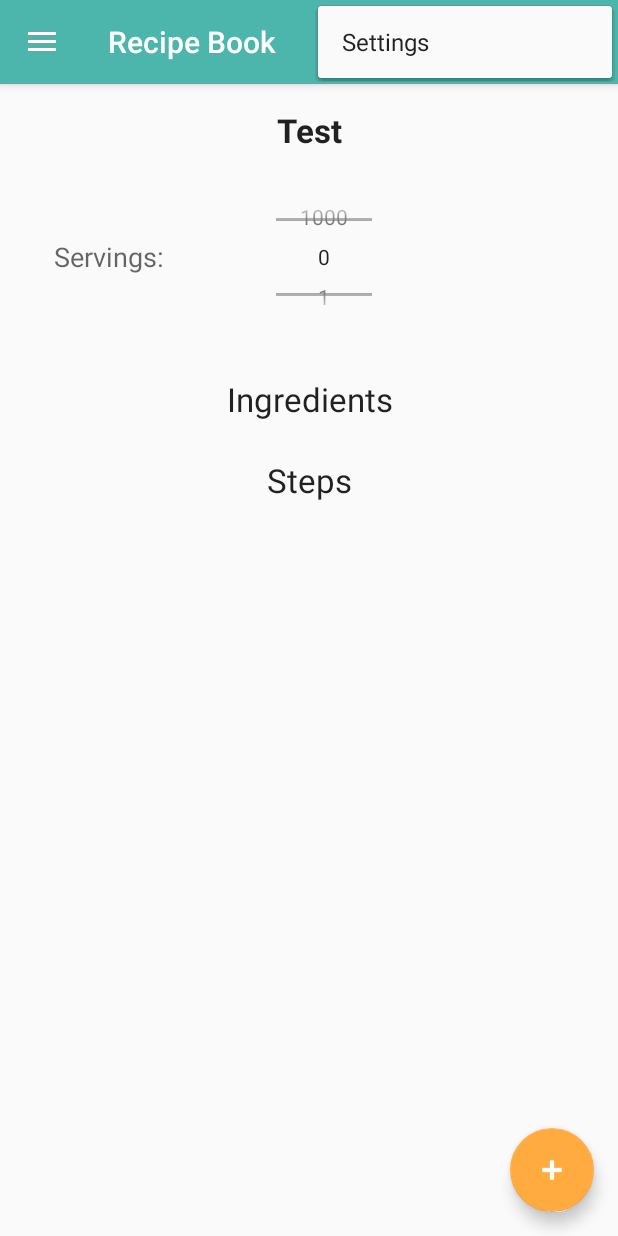
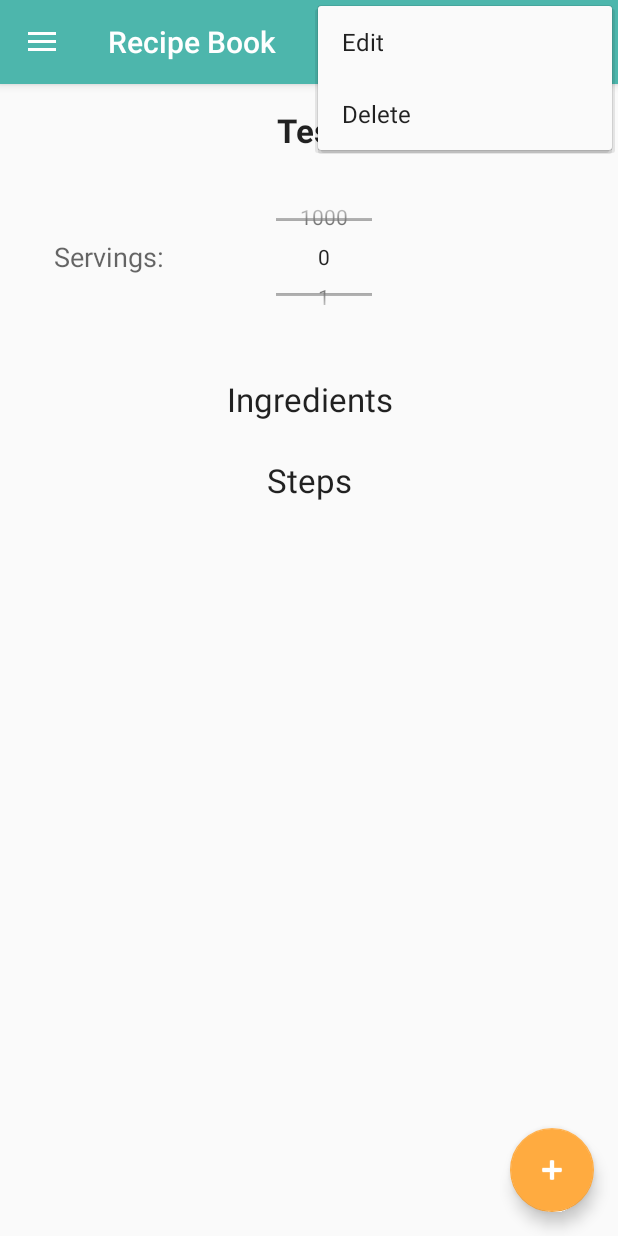
Before and after one commit to clccmh/RecipeBook, an Android app: the fragment RecipeFragment placed in its activity, with the options menu open, on a phone screen of 412 x 824 dp. Run offline under Robolectric (Android 15) with nearby library versions, the phone set to English and light mode, and no system bars; 8 statements that could not run were skipped.

Commit message:
added delete context menu

```diff
--- a/app/src/main/java/edu/uno/carter_mariah/recipebook/MainActivity.java
+++ b/app/src/main/java/edu/uno/carter_mariah/recipebook/MainActivity.java
@@ -11,6 +11,7 @@ import android.support.v7.app.ActionBarDrawerToggle;
 import android.support.v7.app.AppCompatActivity;
 import android.support.v7.widget.Toolbar;
 import android.view.Menu;
+import android.view.MenuInflater;
 import android.view.MenuItem;
 import android.view.View;
 
@@ -82,7 +83,7 @@ public class MainActivity extends AppCompatActivity
     @Override
     public boolean onCreateOptionsMenu(Menu menu) {
         // Inflate the menu; this adds items to the action bar if it is present.
-        getMenuInflater().inflate(R.menu.main, menu);
+        //getMenuInflater().inflate(R.menu.main, menu);
         return true;
     }
 
--- a/app/src/main/java/edu/uno/carter_mariah/recipebook/RecipeFragment.java
+++ b/app/src/main/java/edu/uno/carter_mariah/recipebook/RecipeFragment.java
@@ -2,12 +2,15 @@ package edu.uno.carter_mariah.recipebook;
 
 import android.annotation.TargetApi;
 import android.app.Fragment;
+import android.content.Intent;
 import android.os.Build;
 import android.os.Bundle;
+import android.support.design.widget.NavigationView;
 import android.util.Log;
 import android.view.ContextMenu;
 import android.view.LayoutInflater;
 import android.view.Menu;
+import android.view.MenuInflater;
 import android.view.MenuItem;
 import android.view.View;
 import android.view.ViewGroup;
@@ -26,6 +29,7 @@ public class RecipeFragment extends Fragment {
     public View onCreateView(final LayoutInflater inflater, final ViewGroup container, final Bundle savedInstanceState) {
         view = inflater.inflate(R.layout.recipe_fragment, container, false);
         recipe = (Recipe) getArguments().getSerializable("recipe");
+        setHasOptionsMenu(true);
 
         setItems();
         setSteps();
@@ -107,4 +111,26 @@ public class RecipeFragment extends Fragment {
         }
     }
 
+    @Override
+    public void onCreateOptionsMenu(Menu menu, MenuInflater inflater) {
+       inflater.inflate(R.menu.recipe, menu);
+    }
+
+    @Override
+    public boolean onOptionsItemSelected(MenuItem item) {
+        if (item.getItemId() == R.id.action_delete) {
+            RecipeSqlWrapper db = new RecipeSqlWrapper(view.getContext());
+            db.remove(recipe);
+
+            // This is dirty. There is probably a better way to do this.
+            // TODO: Find a more correct way to do this.
+            super.getActivity().finish();
+            Intent intent = new Intent(view.getContext(), MainActivity.class);
+            intent.setFlags(Intent.FLAG_ACTIVITY_CLEAR_TASK);
+            startActivity(intent);
+        }
+        return true;
+    }
+
+
 }
--- /dev/null
+++ b/app/src/main/res/menu/recipe.xml
@@ -0,0 +1,12 @@
+<?xml version="1.0" encoding="utf-8"?>
+<menu xmlns:android="http://schemas.android.com/apk/res/android"
+    xmlns:app="http://schemas.android.com/apk/res-auto">
+    <item android:id="@+id/action_edit"
+        android:title="@string/action_edit"
+        android:orderInCategory="100"
+        app:showAsAction="never" />
+    <item android:id="@+id/action_delete"
+        android:title="@string/action_delete"
+        android:orderInCategory="100"
+        app:showAsAction="never" />
+</menu>
--- a/app/src/main/res/values/strings.xml
+++ b/app/src/main/res/values/strings.xml
@@ -5,6 +5,8 @@
     <string name="navigation_drawer_close">Close navigation drawer</string>
 
     <string name="action_settings">Settings</string>
+    <string name="action_edit">Edit</string>
+    <string name="action_delete">Delete</string>
     <string name="add_header">Add A Recipe</string>
     <string name="ingredients_header">Ingredients</string>
     <string name="steps_header">Steps</string>
```
Also changed, not shown: app/src/main/java/edu/uno/carter_mariah/recipebook/EditActivity.java (added, +115 -0 lines).
